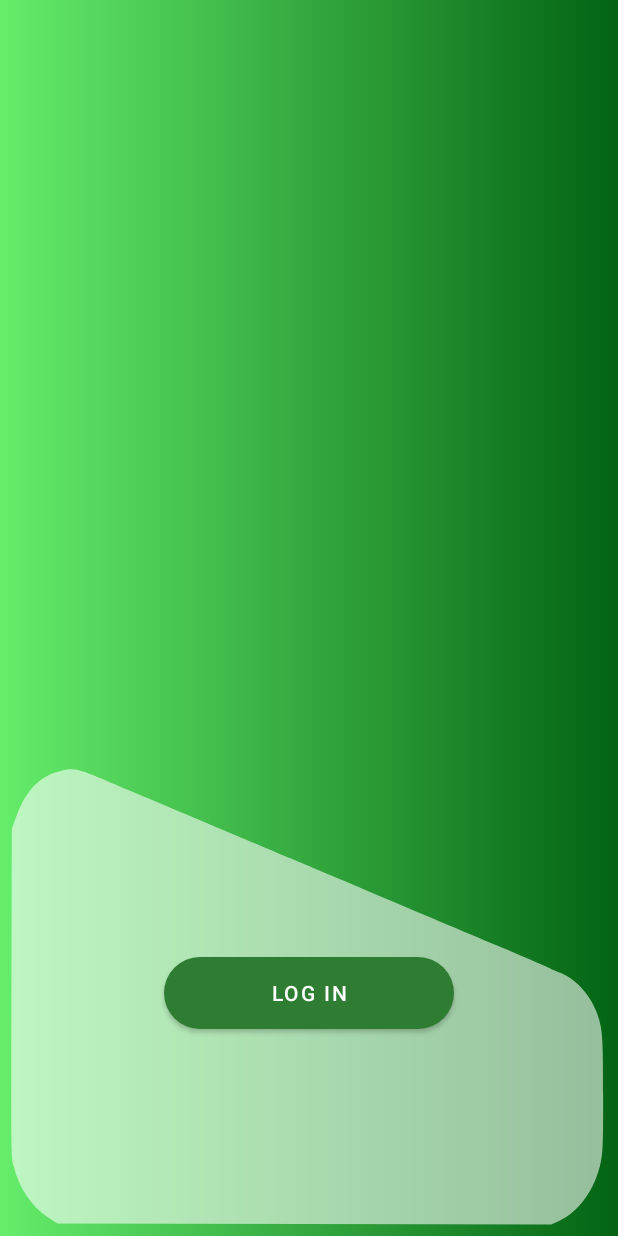
After one commit to zoharshik/finale_rec, an Android app: the layout activity_login.xml on its own in the app's theme, with its tools: preview values and no code run, on a phone screen of 412 x 824 dp. The commit adds this screen. Run offline under Robolectric (Android 15) with nearby library versions, the phone set to English and light mode, and no system bars.

```diff
--- a/app/src/main/java/co/il/dmobile/myapplication_2/AddRecipesActivity.java
+++ b/app/src/main/java/co/il/dmobile/recipes/AddRecipesActivity.java
@@ -1,4 +1,4 @@
-package co.il.dmobile.myapplication_2;
+package co.il.dmobile.recipes;
 
 import androidx.annotation.RequiresApi;
 import androidx.appcompat.app.AppCompatActivity;
--- a/app/src/main/java/co/il/dmobile/myapplication_2/DataPersistencyHelper.java
+++ b/app/src/main/java/co/il/dmobile/recipes/DataPersistencyHelper.java
@@ -1,4 +1,4 @@
-package co.il.dmobile.myapplication_2;
+package co.il.dmobile.recipes;
 
 import android.content.Context;
 import android.content.SharedPreferences;
--- a/app/src/main/java/co/il/dmobile/myapplication_2/MainActivity2.java
+++ b/app/src/main/java/co/il/dmobile/recipes/MainActivity2.java
@@ -1,4 +1,4 @@
-package co.il.dmobile.myapplication_2;
+package co.il.dmobile.recipes;
 
 import androidx.appcompat.app.AppCompatActivity;
 
--- a/app/src/main/java/co/il/dmobile/myapplication_2/Recipes.java
+++ b/app/src/main/java/co/il/dmobile/recipes/Recipes.java
@@ -1,4 +1,4 @@
-package co.il.dmobile.myapplication_2;
+package co.il.dmobile.recipes;
 
 import java.io.Serializable;
 
--- a/app/src/main/java/co/il/dmobile/myapplication_2/RecipesAdapter.java
+++ b/app/src/main/java/co/il/dmobile/recipes/RecipesAdapter.java
@@ -1,4 +1,4 @@
-package co.il.dmobile.myapplication_2;
+package co.il.dmobile.recipes;
 
 import android.app.Activity;
 import android.content.Intent;
--- a/app/src/main/java/co/il/dmobile/myapplication_2/SwipeToDeleteCallback.java
+++ b/app/src/main/java/co/il/dmobile/recipes/SwipeToDeleteCallback.java
@@ -1,4 +1,4 @@
-package co.il.dmobile.myapplication_2;
+package co.il.dmobile.recipes;
 
 import androidx.annotation.NonNull;
 import androidx.recyclerview.widget.ItemTouchHelper;
--- a/app/src/main/java/co/il/dmobile/myapplication_2/recipesViewHolder.java
+++ b/app/src/main/java/co/il/dmobile/recipes/recipesViewHolder.java
@@ -1,4 +1,4 @@
-package co.il.dmobile.myapplication_2;
+package co.il.dmobile.recipes;
 
 import android.view.View;
 import android.widget.ImageView;
--- /dev/null
+++ b/app/src/main/res/drawable/background.xml
@@ -0,0 +1,12 @@
+<?xml version="1.0" encoding="utf-8"?>
+<shape android:shape="rectangle"
+    xmlns:android="http://schemas.android.com/apk/res/android">
+
+
+    <gradient android:angle="0"
+        android:startColor="#65ED6B"
+        android:endColor="#036313"/>
+
+
+
+</shape>
--- /dev/null
+++ b/app/src/main/res/drawable/button_background.xml
@@ -0,0 +1,24 @@
+<?xml version="1.0" encoding="utf-8"?>
+<ripple xmlns:android="http://schemas.android.com/apk/res/android"
+    xmlns:tools="http://schemas.android.com/tools"
+    android:color="#39A100"
+    tools:targetApi="lollipop">
+
+
+    <item>
+        <shape android:shape="rectangle">
+
+            <corners android:radius="100dp"></corners>
+
+            <gradient android:angle="0"
+                android:startColor="#65ED6B"
+                android:endColor="#036313" ></gradient>
+
+
+
+        </shape>
+
+    </item>
+
+
+</ripple>
--- /dev/null
+++ b/app/src/main/res/drawable/layout_background.xml
@@ -0,0 +1,27 @@
+<?xml version="1.0" encoding="utf-8"?>
+<vector xmlns:android="http://schemas.android.com/apk/res/android"
+
+    xmlns:tools="http://schemas.android.com/tools"
+    android:viewportWidth="500"
+    android:viewportHeight="749"
+    android:width="625dp"
+
+    android:height="936.25dp">
+
+
+    <group android:scaleX="0.1"
+        android:scaleY="-0.1"
+        android:translateY="749">
+
+        <path
+            android:pathData="M498 2820C322 2790 207 2702 128 2534L95 2465 92 1476C90 496 90 486 110 424 155 289 255 178 389 112l76 -37 1998 -3 1997 -2 63 21c160 53 293 193 338 357 17 59 19 106 19 407 0 369 -4 404 -56 507 -55 109 -179 205 -304 237 -25 7 -54 16 -65 21 -11 5 -206 68 -433 140 -227 72 -677 214 -1000 316 -323 102 -623 197 -667 211 -44 14 -343 108 -665 210 -322 102 -691 218 -820 259 -240 76 -271 81 -372 64z"
+            android:fillColor="#94FFFFFF" />
+
+    </group>
+
+
+
+
+
+
+</vector>
--- /dev/null
+++ b/app/src/main/res/layout/activity_login.xml
@@ -0,0 +1,37 @@
+<?xml version="1.0" encoding="utf-8"?>
+<androidx.constraintlayout.widget.ConstraintLayout xmlns:android="http://schemas.android.com/apk/res/android"
+    xmlns:app="http://schemas.android.com/apk/res-auto"
+    xmlns:tools="http://schemas.android.com/tools"
+    android:layout_width="match_parent"
+    android:layout_height="match_parent"
+    tools:context=".MainActivity">
+
+    <FrameLayout
+        android:id="@+id/frameLayout"
+        android:layout_width="match_parent"
+        android:layout_height="match_parent"
+        android:background="@drawable/background">
+
+        <LinearLayout
+            android:layout_width="match_parent"
+            android:layout_height="match_parent"
+            android:background="@drawable/layout_background">
+
+        </LinearLayout>
+    </FrameLayout>
+
+
+    <Button
+        android:id="@+id/login_button"
+        android:layout_width="193dp"
+        android:layout_height="48dp"
+        android:layout_marginTop="500dp"
+        android:background="@drawable/button_background"
+        android:text="Log in"
+        android:textColor="#FFFFFF"
+        app:layout_constraintBottom_toBottomOf="parent"
+        app:layout_constraintEnd_toEndOf="parent"
+        app:layout_constraintStart_toStartOf="@+id/frameLayout"
+        app:layout_constraintTop_toTopOf="parent" />
+
+</androidx.constraintlayout.widget.ConstraintLayout>
```
Also changed, not shown: app/src/main/AndroidManifest.xml (+7 -5 lines), app/src/main/java/co/il/dmobile/myapplication_2/landigpage.java (deleted, +0 -26 lines), app/src/main/java/co/il/dmobile/recipes/MainActivity.java (renamed from app/src/main/java/co/il/dmobile/myapplication_2/MainActivity.java, +19 -6 lines), app/src/main/java/co/il/dmobile/recipes/landigpage.java (added, +66 -0 lines), app/src/main/res/layout/activity_main.xml (+7 -0 lines), 6 other files.
